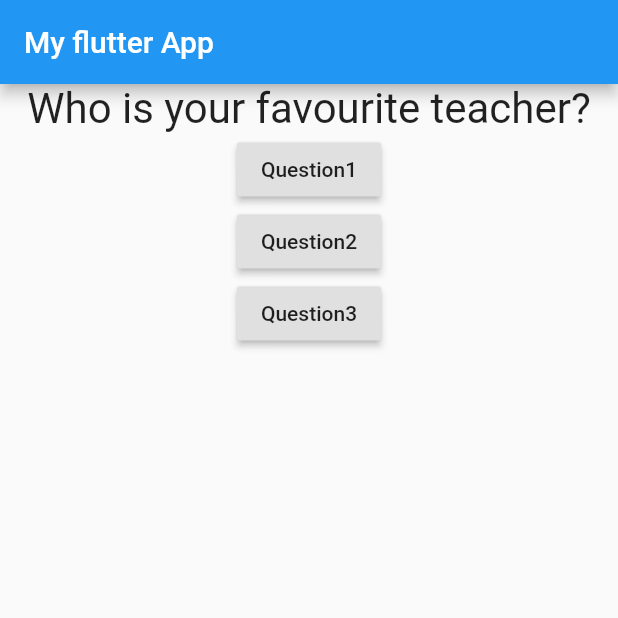
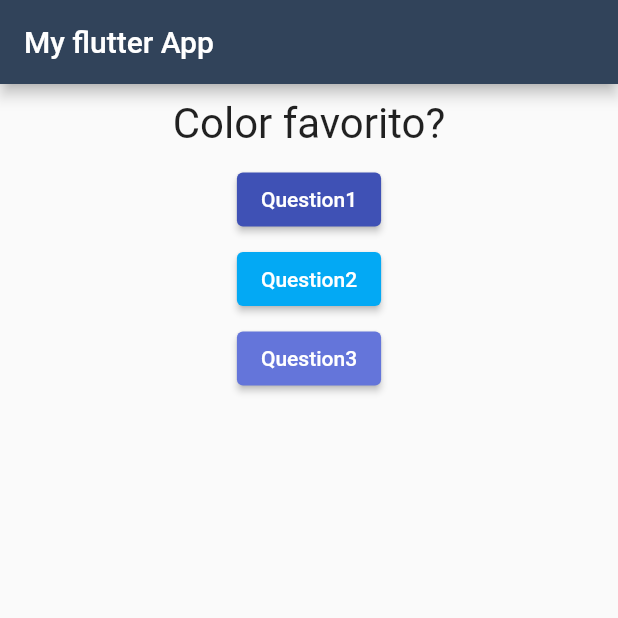
Before and after one commit to emeery/flutter-start, a Flutter app: the screen it shows after launch, on a phone screen of 412 x 824 dp, the top half of it. Run offline on Flutter 3.47's test engine with Material 2 defaults, Android fonts, the phone set to English and light mode, and no system bars.

Commit message:
styles & theme

```diff
--- a/lib/main.dart
+++ b/lib/main.dart
@@ -23,11 +23,30 @@ class _MyAppState extends State<MyApp> {
 
   Widget build(BuildContext contextData) {
     var question = [
+      'Color favorito?',
       'Who is your favourite teacher?',
-      'which is your favourite color?',
-      'wich is your favirute food'
+      'wich is your favorite food'
     ];
     return MaterialApp(
+        // theme: ThemeData(appBarTheme: AppBarTheme(color: const Color(283747),),
+        theme: ThemeData(
+          colorScheme: ColorScheme(
+            brightness: Brightness.light,
+            primary: Color.fromARGB(255, 49, 67, 90),
+            onPrimary: Colors.white,
+            // Colors that are not relevant to AppBar in LIGHT mode:
+            primaryVariant: Colors.grey,
+            secondary: Colors.grey,
+            secondaryVariant: Colors.grey,
+            onSecondary: Colors.grey,
+            background: Colors.grey,
+            onBackground: Colors.grey,
+            surface: Colors.grey,
+            onSurface: Colors.grey,
+            error: Colors.grey,
+            onError: Colors.grey,
+          ),
+        ),
         home: Scaffold(
           appBar: AppBar(
             title: Text('My flutter App'),
@@ -37,16 +56,22 @@ class _MyAppState extends State<MyApp> {
               Question(
                 question[_questionIndex],
               ),
-          RaisedButton(
+              ElevatedButton(
                 child: Text('Question1'),
+                style: ElevatedButton.styleFrom(primary: Colors.indigo),
                 onPressed: (_answerQuestion),
               ),
-          RaisedButton(
+              SizedBox(height: 5),
+              ElevatedButton(
                 child: Text('Question2'),
+                style: ElevatedButton.styleFrom(primary: Colors.lightBlue),
                 onPressed: (_answerQuestion),
               ),
-          RaisedButton(
+              SizedBox(height: 5),
+              ElevatedButton(
                 child: Text('Question3'),
+                style: ElevatedButton.styleFrom(
+                    primary: Color.fromARGB(255, 100, 117, 218)),
                 onPressed: (_answerQuestion),
               ),
             ],
--- a/lib/question.dart
+++ b/lib/question.dart
@@ -10,6 +10,7 @@ class Question extends StatelessWidget {
     // print("The number is $question");
     return Container(
       width: double.infinity,
+      margin: EdgeInsets.all(10),
       child: Text(
         question,
         textAlign: TextAlign.center,
```
Lines whose indentation alone changed are shown as unchanged.
